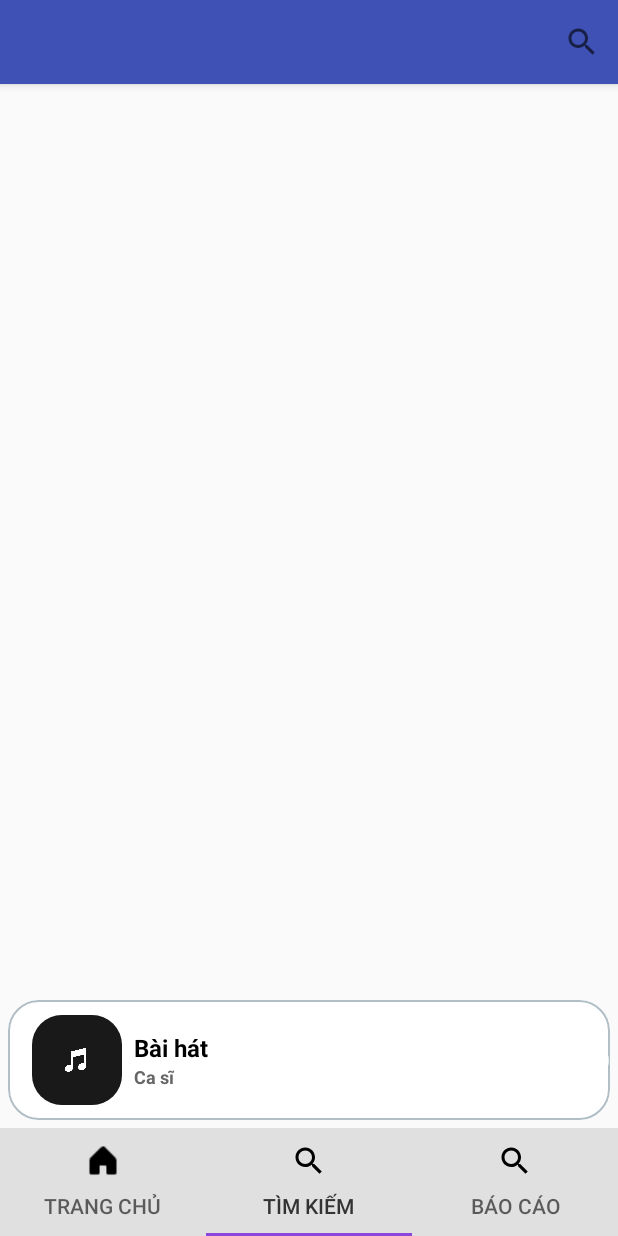
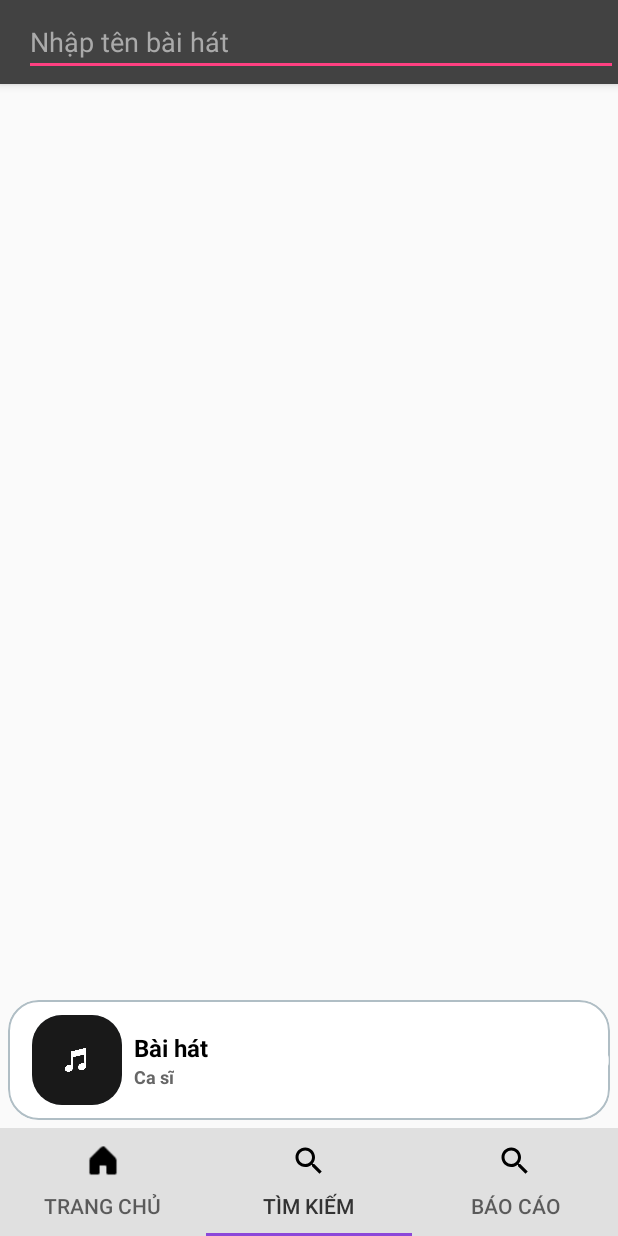
Before and after one commit to chanhdangcom/mobile-developer, an Android app: the screen it shows after launch (MainActivity), item 2 of the bottom bar chosen, on a phone screen of 412 x 824 dp. Run offline under Robolectric (Android 15) with nearby library versions, the light colour scheme and no system bars; our stand-ins replace Picasso; libraries missing offline, so code that uses them is left out: com.github.mikephil.charting, me.relex.circleindicator; pictures from the network do not load; 69 statements that could not run were skipped.

Commit message:
feat(search): add JSON data for favorite songs and implement search functionality in Fragment_TimKiem style(fragment_tim_kiem): update layout and text for better user experience style(item_timkiem_baihat): add rounded corners to song item images for improved aesthetics chore(styles): define a new style for rounded corners in styles.xml

```diff
--- a/app/src/main/java/com/ngdat/mymusic/Fragment/Fragment_TimKiem.java
+++ b/app/src/main/java/com/ngdat/mymusic/Fragment/Fragment_TimKiem.java
@@ -1,99 +1,147 @@
 package com.ngdat.mymusic.Fragment;
 
+import android.content.Context;
 import android.os.Bundle;
+import android.text.Editable;
+import android.text.TextWatcher;
+import android.util.Log;
 import android.view.LayoutInflater;
-import android.view.Menu;
-import android.view.MenuInflater;
-import android.view.MenuItem;
 import android.view.View;
 import android.view.ViewGroup;
+import android.widget.EditText;
 import android.widget.TextView;
 
 import androidx.annotation.NonNull;
 import androidx.annotation.Nullable;
-import androidx.appcompat.app.AppCompatActivity;
-import androidx.appcompat.widget.SearchView;
 import androidx.appcompat.widget.Toolbar;
 import androidx.fragment.app.Fragment;
 import androidx.recyclerview.widget.LinearLayoutManager;
 import androidx.recyclerview.widget.RecyclerView;
 
+import com.google.gson.Gson;
+import com.google.gson.reflect.TypeToken;
 import com.ngdat.mymusic.Adapter.SearchBaiHatAdapter;
 import com.ngdat.mymusic.Model.BaiHatYeuThich;
 import com.ngdat.mymusic.R;
-import com.ngdat.mymusic.Service.APIService;
-import com.ngdat.mymusic.Service.DataService;
 
+import java.io.IOException;
+import java.io.InputStream;
+import java.lang.reflect.Type;
+import java.nio.charset.StandardCharsets;
+import java.util.ArrayList;
 import java.util.List;
-
-import retrofit2.Call;
-import retrofit2.Callback;
-import retrofit2.Response;
+import java.util.Locale;
 
 public class Fragment_TimKiem extends Fragment {
-    View view;
-    Toolbar toolbar;
-    RecyclerView mRecyclerView;
-    TextView mTextViewKoCoData;
-    SearchBaiHatAdapter mAdapter;
+
+    Toolbar toolbarTimKiemBaiHat;
+    RecyclerView recyclerViewTimKiem;
+    TextView tvDataNull;
+    SearchBaiHatAdapter searchBaiHatAdapter;
+    List<BaiHatYeuThich> tatCaBaiHat; // Danh sách tất cả bài hát từ JSON
+    List<BaiHatYeuThich> mangBaiHatTimKiem; // Danh sách kết quả tìm kiếm
 
     @Nullable
     @Override
     public View onCreateView(@NonNull LayoutInflater inflater, @Nullable ViewGroup container, @Nullable Bundle savedInstanceState) {
-        view = inflater.inflate(R.layout.fragment_tim_kiem, container, false);
-        toolbar = view.findViewById(R.id.toolbartimkiembaihat);
-        mTextViewKoCoData = view.findViewById(R.id.tv_DataNull);
-        mRecyclerView = view.findViewById(R.id.recycleviewTimKiem);
-        ((AppCompatActivity) getActivity()).setSupportActionBar(toolbar);
-        toolbar.setTitle("");
-        setHasOptionsMenu(true);
+        View view = inflater.inflate(R.layout.fragment_tim_kiem, container, false);
+        toolbarTimKiemBaiHat = view.findViewById(R.id.toolbartimkiembaihat);
+        recyclerViewTimKiem = view.findViewById(R.id.recycleviewTimKiem);
+        tvDataNull = view.findViewById(R.id.tv_DataNull);
         return view;
     }
 
     @Override
-    public void onCreateOptionsMenu(Menu menu, MenuInflater inflater) {
-        inflater.inflate(R.menu.search_view, menu);
-        MenuItem menuItem = menu.findItem(R.id.mySearchBH);
-        SearchView searchView = (SearchView) menuItem.getActionView();
-        searchView.setMaxWidth(Integer.MAX_VALUE);
-        searchView.setOnQueryTextListener(new SearchView.OnQueryTextListener() {
+    public void onViewCreated(@NonNull View view, @Nullable Bundle savedInstanceState) {
+        super.onViewCreated(view, savedInstanceState);
+        setSupportActionBar();
+        initRecyclerView();
+        loadBaiHatFromJSON(); // Đọc dữ liệu từ JSON khi Fragment được tạo
+    }
+
+    private void setSupportActionBar() {
+        // Thêm EditText vào Toolbar программно
+        EditText edtSearch = new EditText(getContext());
+        edtSearch.setHint("Nhập tên bài hát");
+        edtSearch.setTextColor(getResources().getColor(android.R.color.black));
+        edtSearch.setHintTextColor(getResources().getColor(android.R.color.darker_gray));
+        Toolbar.LayoutParams params = new Toolbar.LayoutParams(
+                ViewGroup.LayoutParams.MATCH_PARENT,
+                ViewGroup.LayoutParams.WRAP_CONTENT
+        );
+        edtSearch.setLayoutParams(params);
+        toolbarTimKiemBaiHat.addView(edtSearch);
+
+        edtSearch.addTextChangedListener(new TextWatcher() {
             @Override
-            public boolean onQueryTextSubmit(String query) {
-                SearchBaiHat(query);
-                return true;
+            public void beforeTextChanged(CharSequence s, int start, int count, int after) {
+
             }
 
             @Override
-            public boolean onQueryTextChange(String newText) {
-                return false;
-            }
-        });
-        super.onCreateOptionsMenu(menu, inflater);
-    }
-
-    public void SearchBaiHat(String keyword) {
-        DataService dataService = APIService.getService();
-        Call<List<BaiHatYeuThich>> call = dataService.getSearchBaiHat(keyword);
-        call.enqueue(new Callback<List<BaiHatYeuThich>>() {
-            @Override
-            public void onResponse(Call<List<BaiHatYeuThich>> call, Response<List<BaiHatYeuThich>> response) {
-                List<BaiHatYeuThich> listBH = response.body();
-                if (listBH.size() > 0) {
-                    mAdapter = new SearchBaiHatAdapter(getActivity(), listBH);
-                    mRecyclerView.setLayoutManager(new LinearLayoutManager(getActivity()));
-                    mRecyclerView.setAdapter(mAdapter);
-                    mTextViewKoCoData.setVisibility(View.GONE);
-                    mRecyclerView.setVisibility(View.VISIBLE);
+            public void onTextChanged(CharSequence s, int start, int before, int count) {
+                if (s.length() > 1) { // Bắt đầu tìm kiếm khi người dùng nhập ít nhất 2 ký tự
+                    timKiemBaiHat(s.toString());
                 } else {
-                    mRecyclerView.setVisibility(View.GONE);
-                    mTextViewKoCoData.setVisibility(View.VISIBLE);
+                    mangBaiHatTimKiem.clear();
+                    searchBaiHatAdapter.notifyDataSetChanged();
+                    tvDataNull.setVisibility(View.GONE);
                 }
             }
 
             @Override
-            public void onFailure(Call<List<BaiHatYeuThich>> call, Throwable t) {
+            public void afterTextChanged(Editable s) {
 
             }
         });
     }
+
+    private void initRecyclerView() {
+        mangBaiHatTimKiem = new ArrayList<>();
+        recyclerViewTimKiem.setLayoutManager(new LinearLayoutManager(getContext()));
+        searchBaiHatAdapter = new SearchBaiHatAdapter(getActivity(), mangBaiHatTimKiem);
+        recyclerViewTimKiem.setAdapter(searchBaiHatAdapter);
+    }
+
+    private void loadBaiHatFromJSON() {
+        try {
+            InputStream inputStream = getActivity().getAssets().open("BaiHatDuocYeuThich.php.json");
+            int size = inputStream.available();
+            byte[] buffer = new byte[size];
+            inputStream.read(buffer);
+            inputStream.close();
+            String json = new String(buffer, StandardCharsets.UTF_8);
+
+            Gson gson = new Gson();
+            Type listType = new TypeToken<List<BaiHatYeuThich>>() {}.getType();
+            tatCaBaiHat = gson.fromJson(json, listType);
+
+            if (tatCaBaiHat == null || tatCaBaiHat.isEmpty()) {
+                tvDataNull.setVisibility(View.VISIBLE);
+            }
+        } catch (IOException e) {
+            Log.e("JSON Loading Error", "Error loading JSON from assets", e);
+            tvDataNull.setVisibility(View.VISIBLE);
+            tvDataNull.setText("Lỗi khi tải dữ liệu bài hát");
+        }
+    }
+
+    private void timKiemBaiHat(String keyword) {
+        mangBaiHatTimKiem.clear();
+        if (tatCaBaiHat != null && !tatCaBaiHat.isEmpty()) {
+            keyword = keyword.toLowerCase(Locale.getDefault());
+            for (BaiHatYeuThich baiHat : tatCaBaiHat) {
+                if (baiHat.getTenBaiHat().toLowerCase(Locale.getDefault()).contains(keyword)) {
+                    mangBaiHatTimKiem.add(baiHat);
+                }
+            }
+        }
+
+        if (mangBaiHatTimKiem.isEmpty()) {
+            tvDataNull.setVisibility(View.VISIBLE);
+        } else {
+            tvDataNull.setVisibility(View.GONE);
+        }
+        searchBaiHatAdapter.notifyDataSetChanged();
+    }
 }
--- a/app/src/main/res/layout/fragment_tim_kiem.xml
+++ b/app/src/main/res/layout/fragment_tim_kiem.xml
@@ -11,8 +11,8 @@
         <androidx.appcompat.widget.Toolbar
             android:id="@+id/toolbartimkiembaihat"
             android:layout_width="match_parent"
-            android:layout_height="?attr/actionBarSize">
-
+            android:layout_height="?attr/actionBarSize"
+            android:background="#424242">
         </androidx.appcompat.widget.Toolbar>
     </com.google.android.material.appbar.AppBarLayout>
 
@@ -20,16 +20,16 @@
         android:id="@+id/recycleviewTimKiem"
         android:layout_width="match_parent"
         android:layout_height="match_parent"
-        android:layout_below="@id/appbarLayoutTimKiem" />
+        android:layout_below="@id/appbarLayoutTimKiem"
+        android:importantForAccessibility="no"/>
 
     <TextView
-
         android:id="@+id/tv_DataNull"
         android:layout_width="match_parent"
         android:layout_height="match_parent"
         android:gravity="center"
-        android:text="Bài Hát Hiện Tại Chưa Có"
-        android:textColor="#ff002f"
+        android:text="Không tìm thấy bài hát"
+        android:textColor="#CCCCCC"
         android:textSize="35sp"
         android:visibility="gone" />
 </RelativeLayout>
--- a/app/src/main/res/layout/item_timkiem_baihat.xml
+++ b/app/src/main/res/layout/item_timkiem_baihat.xml
@@ -8,6 +8,8 @@
         android:layout_width="80dp"
         android:layout_height="80dp"
         android:layout_margin="3dp"
+        android:clipToOutline="true"
+        android:background="@drawable/rounded_corner"
         android:scaleType="fitXY" />
 
     <TextView
--- a/app/src/main/res/values/styles.xml
+++ b/app/src/main/res/values/styles.xml
@@ -8,4 +8,8 @@
         <item name="colorAccent">@color/colorAccent</item>
     </style>
 
+    <style name="RoundedCornerImage" parent="">
+        <item name="cornerFamily">rounded</item>
+        <item name="cornerSize">16dp</item>
+    </style>
 </resources>
```
Also changed, not shown: app/src/main/assets/BaiHatDuocYeuThich.php.json (added, +21 -0 lines).
